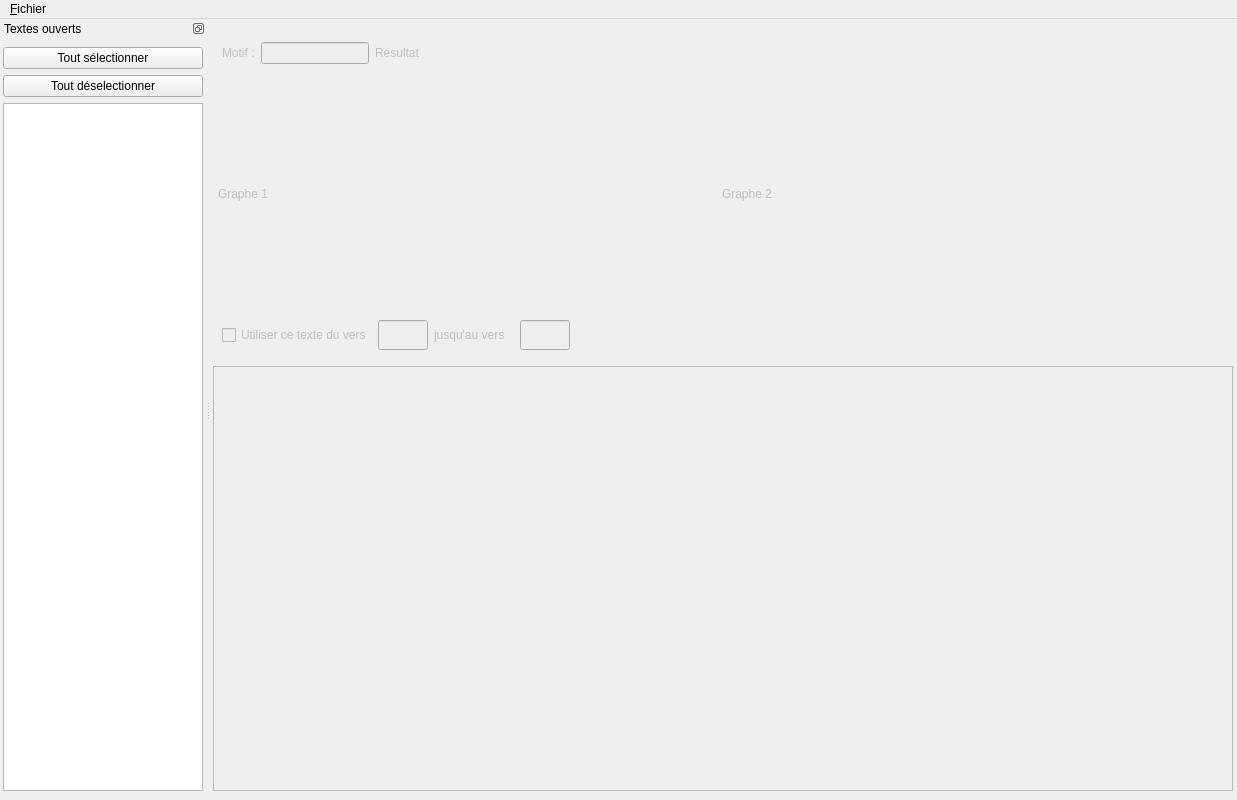
guilhem-pujol/SHS, file gui.ui: the form before one commit.
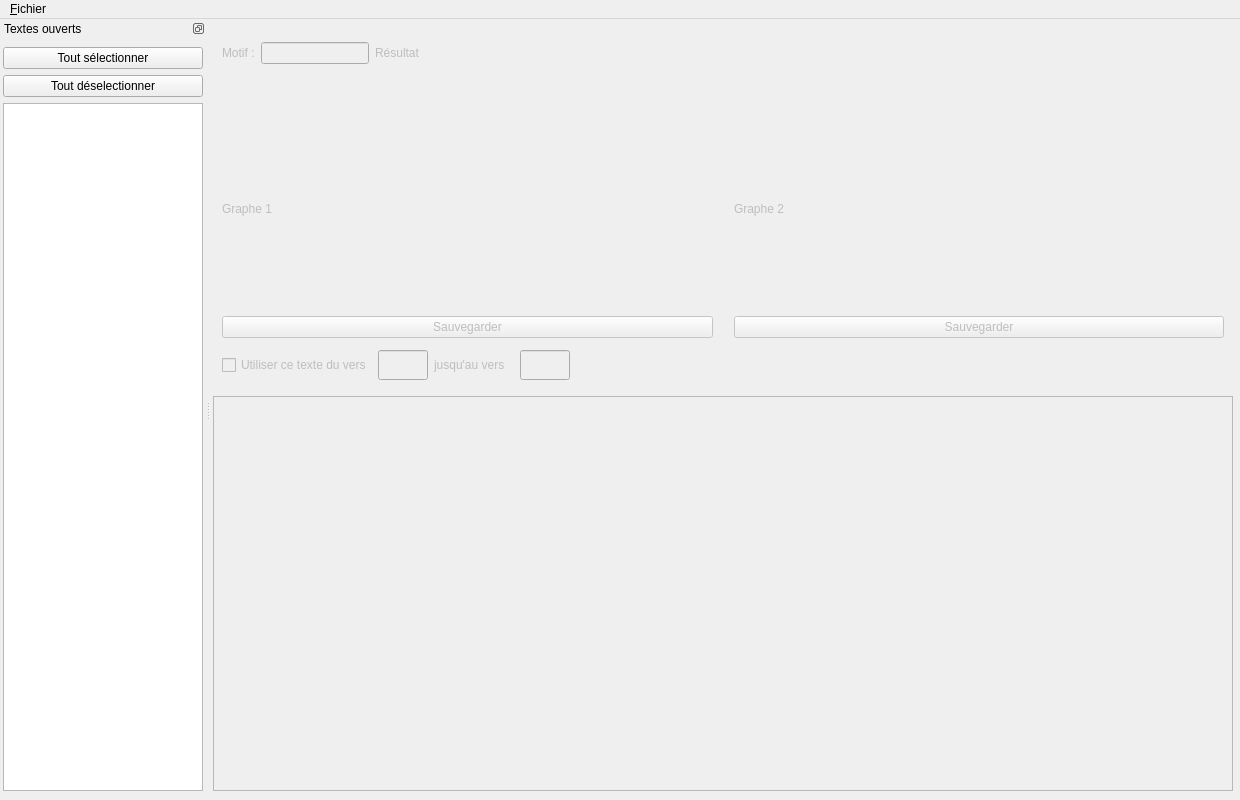
The form after the commit.

Commit message: Added save buttons (not working)

What changed in the file:
```diff
--- a/gui.ui
+++ b/gui.ui
@@ -6,13 +6,13 @@
    <rect>
     <x>0</x>
     <y>0</y>
-    <width>1237</width>
+    <width>1240</width>
     <height>800</height>
    </rect>
   </property>
   <property name="minimumSize">
    <size>
-    <width>1200</width>
+    <width>1240</width>
     <height>800</height>
    </size>
   </property>
@@ -147,7 +147,7 @@
       <property name="minimumSize">
        <size>
         <width>1020</width>
-        <height>220</height>
+        <height>250</height>
        </size>
       </property>
       <property name="maximumSize">
@@ -156,16 +156,16 @@
         <height>220</height>
        </size>
       </property>
-      <layout class="QHBoxLayout" name="horizontalLayout_3" stretch="0,0,1">
+      <layout class="QHBoxLayout" name="horizontalLayout">
        <property name="spacing">
-        <number>4</number>
+        <number>3</number>
        </property>
-       <property name="leftMargin">
-        <number>5</number>
+       <property name="margin">
+        <number>0</number>
        </property>
-       <property name="rightMargin">
-        <number>5</number>
-       </property>
+       <item>
+        <widget class="QWidget" name="colGraph1" native="true">
+         <layout class="QVBoxLayout" name="verticalLayout_4">
        <item>
         <widget class="QLabel" name="graph1">
          <property name="sizePolicy">
@@ -192,6 +192,25 @@
         </widget>
        </item>
        <item>
+           <widget class="QPushButton" name="saveGraph1">
+            <property name="text">
+             <string>Sauvegarder</string>
+            </property>
+           </widget>
+          </item>
+         </layout>
+        </widget>
+       </item>
+       <item>
+        <widget class="QWidget" name="colGraph2" native="true">
+         <property name="minimumSize">
+          <size>
+           <width>0</width>
+           <height>250</height>
+          </size>
+         </property>
+         <layout class="QVBoxLayout" name="verticalLayout">
+          <item>
         <widget class="QLabel" name="graph2">
          <property name="sizePolicy">
           <sizepolicy hsizetype="Preferred" vsizetype="Preferred">
@@ -217,6 +236,16 @@
         </widget>
        </item>
        <item>
+           <widget class="QPushButton" name="saveGraph2">
+            <property name="text">
+             <string>Sauvegarder</string>
+            </property>
+           </widget>
+          </item>
+         </layout>
+        </widget>
+       </item>
+       <item>
         <spacer name="horizontalSpacer_2">
          <property name="orientation">
           <enum>Qt::Horizontal</enum>
@@ -366,7 +395,7 @@
     <rect>
      <x>0</x>
      <y>0</y>
-     <width>1237</width>
+     <width>1240</width>
      <height>25</height>
     </rect>
    </property>
```
Lines whose indentation alone changed are shown as unchanged. The commit also changes 1 other file.
